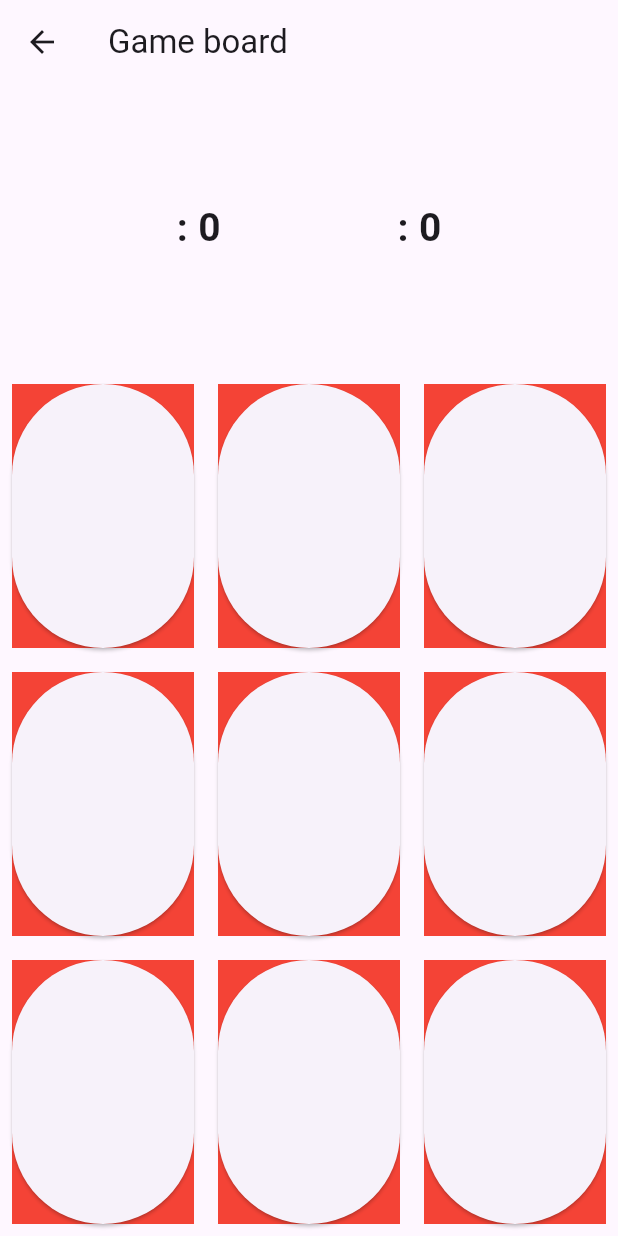
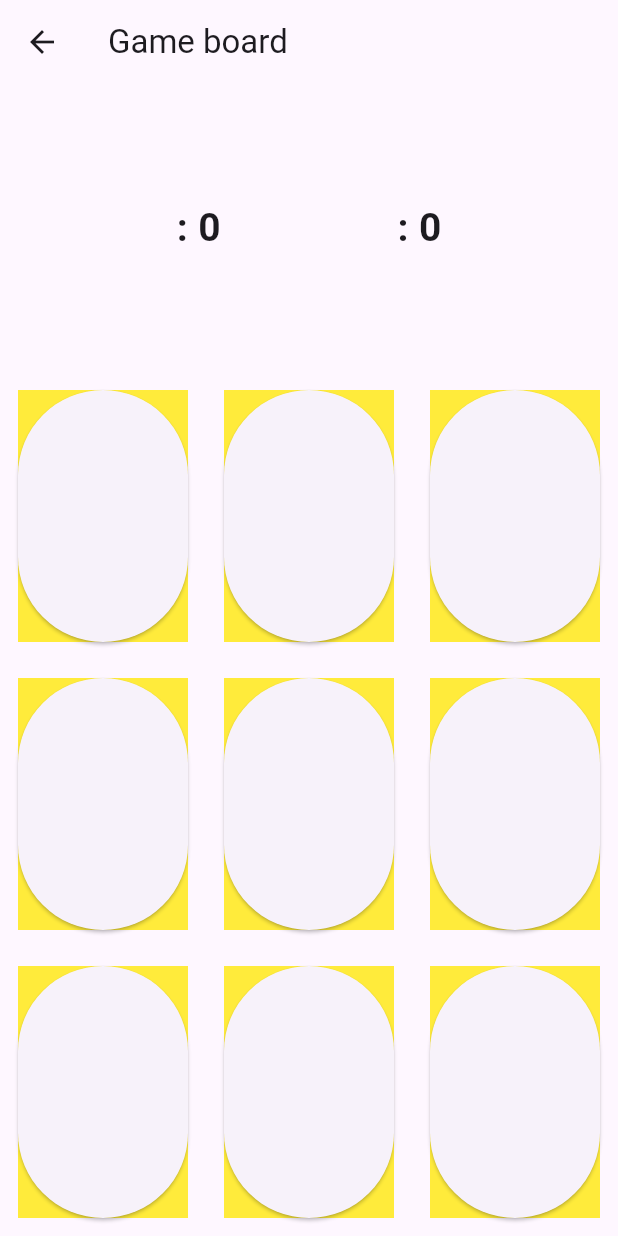
Before and after one commit to A-hmed/git-basics-mon, a Flutter app: the screen it shows after launch, after a tap on "Start", on a phone screen of 412 x 824 dp. Run offline on Flutter 3.47's test engine with Material 3 defaults, Android fonts, the phone set to English and light mode, and no system bars.

Commit message:
Updated xo button ui.

```diff
--- a/lib/screens/game_board/xo_button.dart
+++ b/lib/screens/game_board/xo_button.dart
@@ -9,10 +9,14 @@ class XoButton extends StatelessWidget {
   @override
   Widget build(BuildContext context) {
     return  Expanded(child: Container(
-            color: Colors.red,
-            margin: EdgeInsets.all(8),
-        child: ElevatedButton(onPressed: (){
+            color: Colors.yellow,
+            margin: EdgeInsets.all(12),
+            child: ElevatedButton(onPressed: (){
           onClick(index);
-        }, child: Text(symbol, style: TextStyle(fontSize: 22),))));
+                },
+                child: Text(
+                  symbol,
+                  style: TextStyle(fontSize: 30),
+                ))));
   }
 }
```
